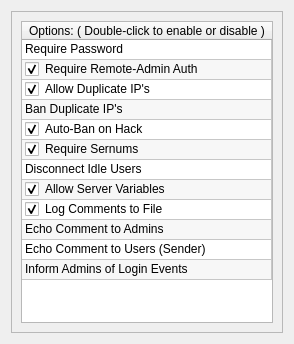
Old version of the form ui/settings.ui in the repository StarixWoS/ReMix.
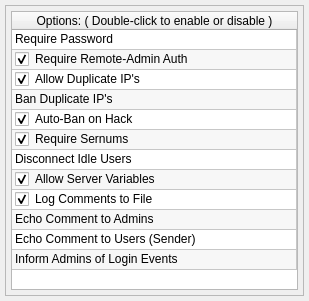
New version of the form.

The edit to the form file:
```diff
--- a/ui/settings.ui
+++ b/ui/settings.ui
@@ -6,8 +6,8 @@
    <rect>
     <x>0</x>
     <y>0</y>
-    <width>294</width>
-    <height>344</height>
+    <width>309</width>
+    <height>301</height>
    </rect>
   </property>
   <property name="sizePolicy">
@@ -16,22 +16,25 @@
     <verstretch>0</verstretch>
    </sizepolicy>
   </property>
-  <property name="minimumSize">
-   <size>
-    <width>294</width>
-    <height>344</height>
-   </size>
-  </property>
-  <property name="maximumSize">
-   <size>
-    <width>294</width>
-    <height>344</height>
-   </size>
-  </property>
   <property name="windowTitle">
    <string>Server Settings:</string>
   </property>
   <layout class="QGridLayout" name="gridLayout">
+   <property name="leftMargin">
+    <number>5</number>
+   </property>
+   <property name="topMargin">
+    <number>5</number>
+   </property>
+   <property name="rightMargin">
+    <number>5</number>
+   </property>
+   <property name="bottomMargin">
+    <number>5</number>
+   </property>
+   <property name="spacing">
+    <number>5</number>
+   </property>
    <item row="0" column="0">
     <widget class="QFrame" name="frame">
      <property name="frameShape">
@@ -41,6 +44,21 @@
       <enum>QFrame::Raised</enum>
      </property>
      <layout class="QGridLayout" name="gridLayout_2">
+      <property name="leftMargin">
+       <number>5</number>
+      </property>
+      <property name="topMargin">
+       <number>5</number>
+      </property>
+      <property name="rightMargin">
+       <number>5</number>
+      </property>
+      <property name="bottomMargin">
+       <number>5</number>
+      </property>
+      <property name="spacing">
+       <number>5</number>
+      </property>
       <item row="0" column="0">
        <widget class="QTableWidget" name="settingsView">
         <property name="editTriggers">
```
